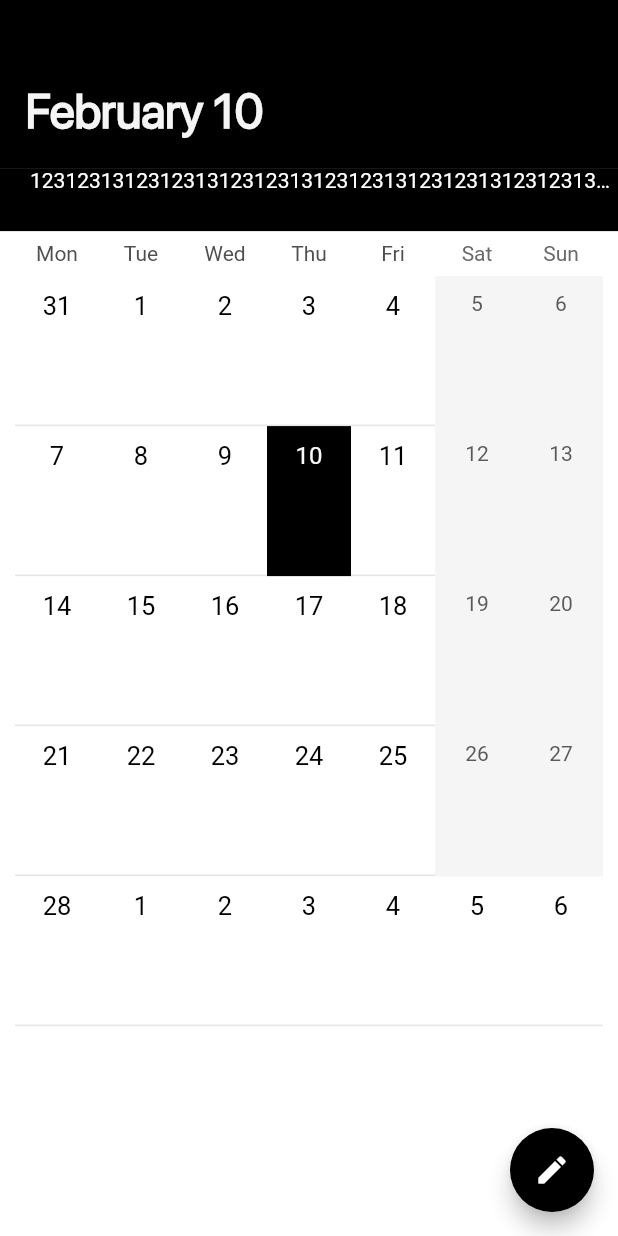
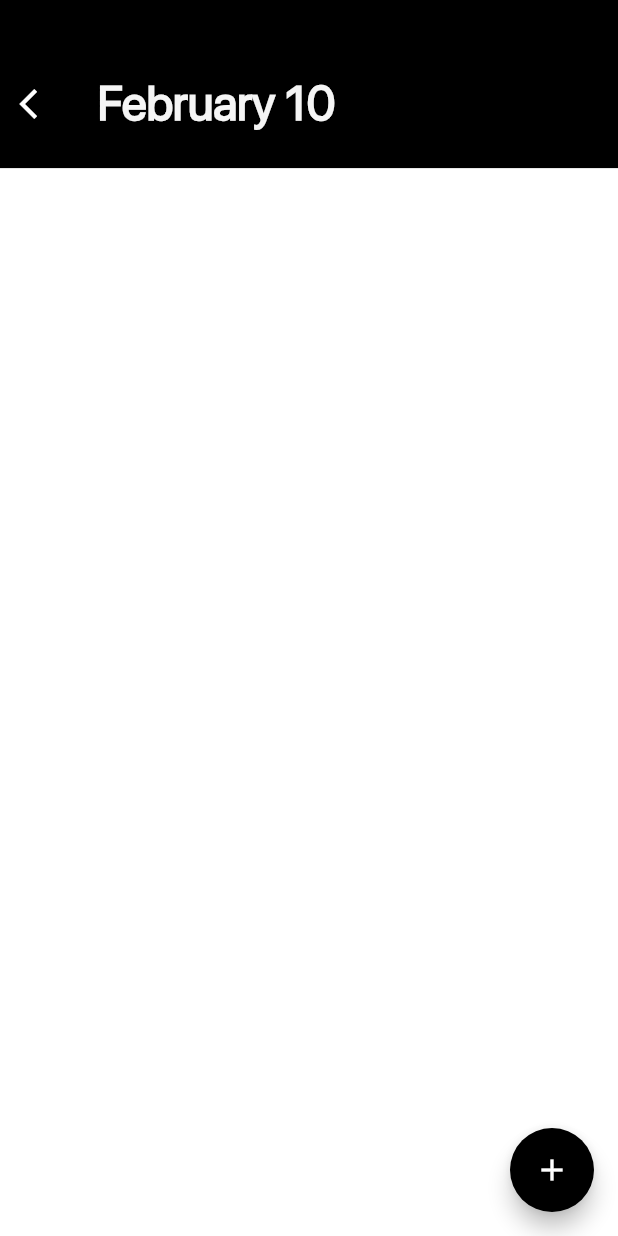
Before and after one commit to GhostuSs/shift_calendar, a Flutter app: the CalendarScreen screen opened by its route, after a tap on the "edit" icon, on a phone screen of 412 x 824 dp. Run offline on Flutter 3.47's test engine with Material 2 defaults, Android fonts, the phone set to English and light mode, and no system bars; drawn by our look-alikes of table_calendar; our stand-ins replace shared_preferences; accounts and stored records are empty.

Commit message:
'added day templates description'

```diff
--- a/lib/ui/res/theme.dart
+++ b/lib/ui/res/theme.dart
@@ -14,31 +14,37 @@ abstract class AppTheme {
             borderSide: const BorderSide(color: ProjectColors.darkGray)),
         errorBorder: OutlineInputBorder(
             borderRadius: BorderRadius.circular(5.0),
-            borderSide: BorderSide(color: ProjectColors.backgroundGray)),
+            borderSide: const BorderSide(color: ProjectColors.backgroundGray)),
         disabledBorder: OutlineInputBorder(
             borderRadius: BorderRadius.circular(5.0),
-            borderSide: BorderSide(color: ProjectColors.backgroundGray)),
+            borderSide: const BorderSide(color: ProjectColors.backgroundGray)),
         enabledBorder: OutlineInputBorder(
             borderRadius: BorderRadius.circular(5.0),
-            borderSide: BorderSide(color: ProjectColors.backgroundGray))),
+            borderSide: const BorderSide(color: ProjectColors.backgroundGray))),
   );
-  static CalendarStyle calendarStyle = const CalendarStyle(
+  static CalendarStyle calendarStyle = CalendarStyle(
+      markerDecoration: BoxDecoration(
+          color: Colors.red, borderRadius: BorderRadius.circular(2)),
       cellAlignment: Alignment.topCenter,
       markerMargin: EdgeInsets.zero,
       cellMargin: EdgeInsets.zero,
-      cellPadding: EdgeInsets.only(top: 10),
+      cellPadding: const EdgeInsets.only(top: 10),
       canMarkersOverflow: true,
-      disabledTextStyle: TextStyle(color: ProjectColors.black, fontSize: 17.0),
-      selectedTextStyle: TextStyle(color: ProjectColors.white, fontSize: 17.0),
-      defaultTextStyle: TextStyle(color: ProjectColors.black, fontSize: 17.0),
-      outsideTextStyle: TextStyle(color: ProjectColors.black, fontSize: 17.0),
-      rowDecoration: BoxDecoration(
+      disabledTextStyle:
+          const TextStyle(color: ProjectColors.black, fontSize: 17.0),
+      selectedTextStyle:
+          const TextStyle(color: ProjectColors.white, fontSize: 17.0),
+      defaultTextStyle:
+          const TextStyle(color: ProjectColors.black, fontSize: 17.0),
+      outsideTextStyle:
+          const TextStyle(color: ProjectColors.black, fontSize: 17.0),
+      rowDecoration: const BoxDecoration(
           border:
               Border(bottom: BorderSide(color: ProjectColors.backgroundGray))),
-      weekendDecoration: BoxDecoration(
+      weekendDecoration: const BoxDecoration(
           shape: BoxShape.rectangle, color: ProjectColors.lightGray),
-      todayDecoration:
-          BoxDecoration(shape: BoxShape.rectangle, color: ProjectColors.black),
-      selectedDecoration:
-          BoxDecoration(shape: BoxShape.rectangle, color: ProjectColors.black));
+      todayDecoration: const BoxDecoration(
+          shape: BoxShape.rectangle, color: ProjectColors.black),
+      selectedDecoration: const BoxDecoration(
+          shape: BoxShape.rectangle, color: ProjectColors.black));
 }
--- a/lib/ui/screens/calendar/ui/calendar_screen.dart
+++ b/lib/ui/screens/calendar/ui/calendar_screen.dart
@@ -2,6 +2,7 @@ import 'package:flutter/material.dart';
 import 'package:provider/provider.dart';
 import 'package:shift_calendar/ui/res/colors/colors.dart';
 import 'package:shift_calendar/ui/res/uikit/appbars/raw_appbar.dart';
+import 'package:shift_calendar/ui/screens/calendar/ui/descriptionDayScreen.dart';
 import 'package:table_calendar/table_calendar.dart';
 
 import '../../../../data/templates_data.dart';
@@ -17,6 +18,7 @@ class CalendarScreen extends StatefulWidget {
   }
 }
 
+//TODO: Доделать
 class _CalendarScreenState extends State<CalendarScreen> {
   DateTime selectedDay = DateTime.now();
 
@@ -25,8 +27,14 @@ class _CalendarScreenState extends State<CalendarScreen> {
     return Scaffold(
       floatingActionButton: FloatingActionButton(
         backgroundColor: ProjectColors.black,
-        onPressed: () {},
-        child: Icon(
+        onPressed: () {
+          Navigator.push(
+              context,
+              MaterialPageRoute(
+                  builder: (BuildContext context) =>
+                      DayTemplates(day: selectedDay)));
+        },
+        child: const Icon(
           Icons.edit,
           color: ProjectColors.white,
         ),
@@ -58,9 +66,9 @@ class _CalendarScreenState extends State<CalendarScreen> {
                     ),
                   ],
                 ),
-                SizedBox(height: 10),
+                const SizedBox(height: 10),
                 Container(
-                  child: Text(
+                  child: const Text(
                     'give a receipt',
                     style: TextStyle(color: ProjectColors.black, fontSize: 14),
                   ),
@@ -81,11 +89,14 @@ class _CalendarScreenState extends State<CalendarScreen> {
               calendarStyle: AppTheme.calendarStyle,
               headerVisible: false,
               startingDayOfWeek: StartingDayOfWeek.monday,
-              rowHeight: 100,
+              rowHeight: 88,
               focusedDay: selectedDay,
               daysOfWeekHeight: 30,
               firstDay: DateTime(DateTime.now().year - 1),
               lastDay: DateTime(DateTime.now().year + 1),
+              eventLoader: (DateTime date) {
+                return [DateTime.now()];
+              },
             ),
           ),
           const Spacer(),
--- /dev/null
+++ b/lib/ui/screens/calendar/ui/descriptionDayScreen.dart
@@ -0,0 +1,168 @@
+import 'package:flutter/material.dart';
+import 'package:provider/provider.dart';
+import 'package:shift_calendar/data/template_data.dart';
+import 'package:shift_calendar/ui/res/colors/colors.dart';
+import 'package:shift_calendar/ui/res/uikit/appbars/raw_appbar.dart';
+import 'package:shift_calendar/ui/screens/templates/ui/uikit/templates_card.dart';
+
+import '../../../../data/templates_data.dart';
+import '../../../res/uikit/icon/raw_icon.dart';
+
+class DayTemplates extends StatefulWidget {
+  final DateTime day;
+
+  const DayTemplates({Key? key, required this.day}) : super(key: key);
+
+  @override
+  State<StatefulWidget> createState() {
+    return _DayTemplatesState();
+  }
+}
+
+class _DayTemplatesState extends State<DayTemplates> {
+  final TemplateData _initialTemplateData = TemplateData();
+
+  @override
+  initState() {
+    _initialTemplateData.init(null);
+    super.initState();
+  }
+
+  @override
+  Widget build(BuildContext context) {
+    final Templates prov = context.read<Templates>();
+    return Scaffold(
+      appBar: RawAppBar(
+        height: MediaQuery.of(context).size.height,
+        title: formatDate(),
+        backBtn: true,
+      ),
+      floatingActionButton: context.read<Templates>().templates?.isEmpty == true
+          ? FloatingActionButton(
+              onPressed: () => print('pressed'),
+              backgroundColor: ProjectColors.black,
+              child: const Icon(
+                Icons.add,
+                color: ProjectColors.white,
+              ),
+            )
+          : Container(),
+      backgroundColor: ProjectColors.white,
+      body: Padding(
+          padding: const EdgeInsets.symmetric(vertical: 20, horizontal: 10),
+          child: Column(
+            children: [
+              Container(
+                height: 400,
+                child: ListView(
+                  children: [
+                    Column(
+                      children: [
+                        for (int index = 0;
+                            index < prov.templates!.length;
+                            index++)
+                          TemplatesCard(
+                            onPressed: () => onPressed(context, index),
+                            data: prov.templates![index],
+                          ),
+                      ],
+                    ),
+                  ],
+                ),
+              ),
+              Spacer(),
+              Container(
+                height: 80,
+                padding:
+                    const EdgeInsets.symmetric(vertical: 10, horizontal: 10),
+                child: Row(
+                  crossAxisAlignment: CrossAxisAlignment.center,
+                  children: [
+                    for (int index = 0;
+                        index < context.read<Templates>().templates!.length;
+                        index++)
+                      Padding(
+                        padding: const EdgeInsets.only(left: 7),
+                        child: RawIcon(
+                          size: 30,
+                          data: context.read<Templates>().templates![index],
+                        ),
+                      )
+                  ],
+                ),
+              )
+            ],
+          )),
+    );
+  }
+
+  String formatDate() {
+    String retData = '';
+    retData = widget.day.day.toString();
+    retData = month(widget.day) + retData;
+
+    return retData;
+  }
+
+  String month(DateTime date) {
+    switch (date.month) {
+      case 1:
+        {
+          return 'January ';
+        }
+      case 2:
+        {
+          return 'February ';
+        }
+      case 3:
+        {
+          return 'March ';
+        }
+      case 4:
+        {
+          return 'April ';
+        }
+      case 5:
+        {
+          return 'May ';
+        }
+      case 6:
+        {
+          return 'June ';
+        }
+      case 7:
+        {
+          return 'July ';
+        }
+      case 8:
+        {
+          return 'August ';
+        }
+      case 9:
+        {
+          return 'September ';
+        }
+      case 10:
+        {
+          return 'October ';
+        }
+      case 11:
+        {
+          return 'November ';
+        }
+
+      case 12:
+        {
+          return 'December ';
+        }
+      default:
+        {
+          return 'Unknown';
+        }
+    }
+  }
+
+  onPressed(BuildContext context, int index) {
+    print('pressed');
+  }
+}
--- a/lib/ui/screens/templates/ui/description_template_screen.dart
+++ b/lib/ui/screens/templates/ui/description_template_screen.dart
@@ -13,9 +13,10 @@ import '../../../res/colors/colors.dart';
 import '../../../res/uikit/bottomsheets/icon_bottomsheet.dart';
 
 class TemplateScreen extends StatefulWidget {
-  final TemplateData data;
+  final TemplateData? data;
+  final void Function() notifyParent;
 
-  const TemplateScreen({required this.data});
+  const TemplateScreen({this.data, required this.notifyParent});
 
   @override
   State<StatefulWidget> createState() {
@@ -24,11 +25,15 @@ class TemplateScreen extends StatefulWidget {
 }
 
 class _TemplateScreenState extends State<TemplateScreen> {
+  late TemplateData templateData;
   TextEditingController nameController = TextEditingController();
   TextEditingController descController = TextEditingController();
 
   @override
   void initState() {
+    templateData = widget.data ?? TemplateData();
+    nameController.text = templateData.name ?? '';
+    descController.text = templateData.note ?? '';
     super.initState();
   }
 
@@ -41,10 +46,13 @@ class _TemplateScreenState extends State<TemplateScreen> {
         backBtn: true,
         addBtn: true,
         onPressed: () {
-          context
-              .read<Templates>()
-              .templates
-              ?.add(context.read<TemplateData>());
+          final Templates prov = context.read<Templates>();
+          if (prov.templates!.contains(templateData)) {
+            //TODO:Логика редактирования
+          } else {
+            context.read<Templates>().templates!.add(templateData);
+          }
+          widget.notifyParent();
           Navigator.pop(context);
         },
       ),
@@ -55,7 +63,7 @@ class _TemplateScreenState extends State<TemplateScreen> {
             TextFormField(
               controller: nameController,
               decoration: const InputDecoration(hintText: 'Name'),
-              onChanged: (value) => {context.read<TemplateData>().name = value},
+              onChanged: (value) => {templateData.name = value},
             ),
             Padding(
               padding: const EdgeInsets.symmetric(vertical: 15),
@@ -64,8 +72,7 @@ class _TemplateScreenState extends State<TemplateScreen> {
                 maxLines: 4,
                 maxLength: 30,
                 controller: descController,
-                onChanged: (value) =>
-                    {context.read<TemplateData>().note = value},
+                onChanged: (value) => {templateData.note = value},
                 decoration: const InputDecoration(hintText: 'Write a note'),
               ),
             ),
@@ -170,9 +177,9 @@ class _TemplateScreenState extends State<TemplateScreen> {
                             ),
                             const Spacer(),
                             CupertinoSwitch(
-                                value: widget.data.allDay ?? false,
+                                value: templateData.allDay ?? false,
                                 onChanged: (value) =>
-                                    setState(() => widget.data.allDay = value))
+                                    setState(() => templateData.allDay = value))
                           ],
                         ),
                       ),
@@ -190,7 +197,8 @@ class _TemplateScreenState extends State<TemplateScreen> {
                               style: AppTypography.normal14Black,
                             ),
                             const Spacer(),
-                            Text(formatTime(widget.data.startTime!)),
+                            Text(formatTime(templateData.startTime ??
+                                const Duration(hours: 0, seconds: 0))),
                             IconButton(
                                 splashRadius: 1.0,
                                 iconSize: 10,
@@ -223,7 +231,8 @@ class _TemplateScreenState extends State<TemplateScreen> {
                               style: AppTypography.normal14Black,
                             ),
                             const Spacer(),
-                            Text(formatTime(widget.data.endTime!)),
+                            Text(formatTime(templateData.endTime ??
+                                const Duration(hours: 0, seconds: 0))),
                             IconButton(
                                 splashRadius: 1.0,
                                 iconSize: 10,
@@ -271,8 +280,8 @@ class _TemplateScreenState extends State<TemplateScreen> {
                             const Spacer(),
                             CupertinoSwitch(
                                 value: context
-                                        .read<TemplateData>()
-                                        .notifications ??
+                                    .read<TemplateData>()
+                                    .notifications ??
                                     false,
                                 onChanged: (value) => setState(() => context
                                     .read<TemplateData>()
@@ -292,7 +301,7 @@ class _TemplateScreenState extends State<TemplateScreen> {
   }
 
   Widget iconSelector() {
-    switch (widget.data.iconIndex) {
+    switch (templateData.iconIndex) {
       case 0:
         {
           return Image.asset(AppIcons.sun);
--- a/lib/ui/screens/templates/ui/templates_screen.dart
+++ b/lib/ui/screens/templates/ui/templates_screen.dart
@@ -15,15 +15,6 @@ class TemplatesScreen extends StatefulWidget {
   State<StatefulWidget> createState() {
     return _TemplatesScreenState();
   }
-}
-
-onPressed(BuildContext context, int index) {
-  Navigator.push(
-      context,
-      MaterialPageRoute(
-          builder: (BuildContext context) => TemplateScreen(
-                data: context.read<Templates>().templates![index],
-              )));
 }
 
 class _TemplatesScreenState extends State<TemplatesScreen> {
@@ -50,6 +41,7 @@ class _TemplatesScreenState extends State<TemplatesScreen> {
                   MaterialPageRoute(
                       builder: (BuildContext context) => TemplateScreen(
                             data: _initialTemplateData,
+                            notifyParent: () => setState(() {}),
                           ))),
               backgroundColor: ProjectColors.black,
               child: const Icon(
@@ -77,4 +69,14 @@ class _TemplatesScreenState extends State<TemplatesScreen> {
       ),
     );
   }
+
+  onPressed(BuildContext context, int index) {
+    Navigator.push(
+        context,
+        MaterialPageRoute(
+            builder: (BuildContext context) => TemplateScreen(
+                  data: context.read<Templates>().templates![index],
+                  notifyParent: () => setState(() {}),
+                )));
+  }
 }
```
